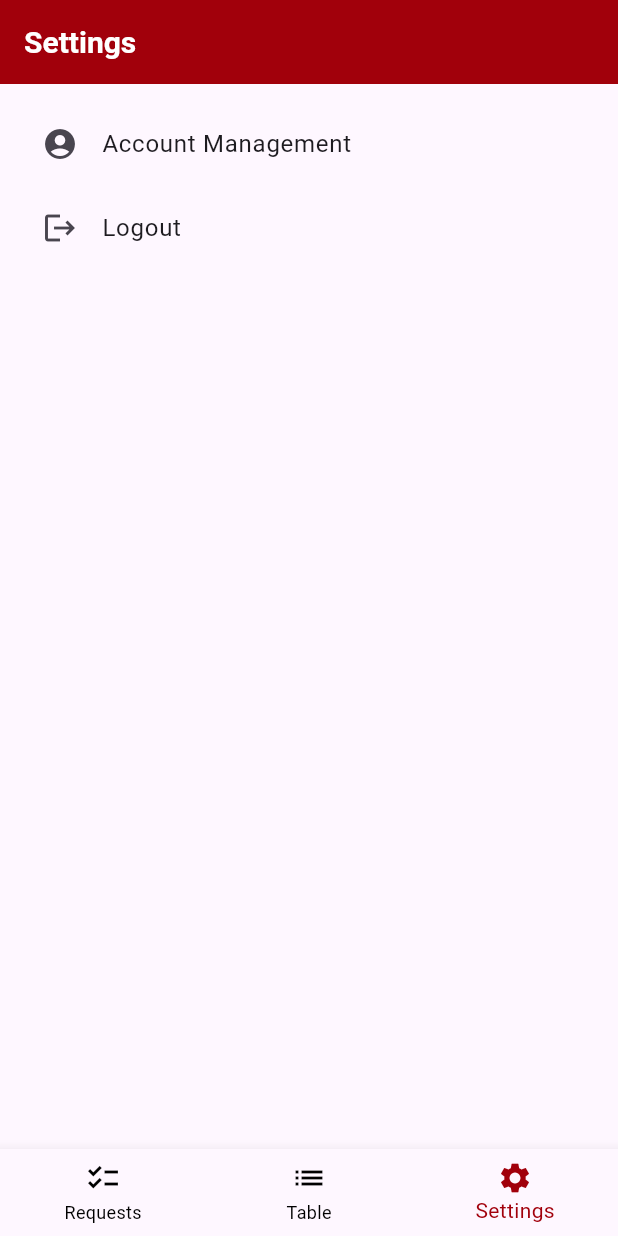
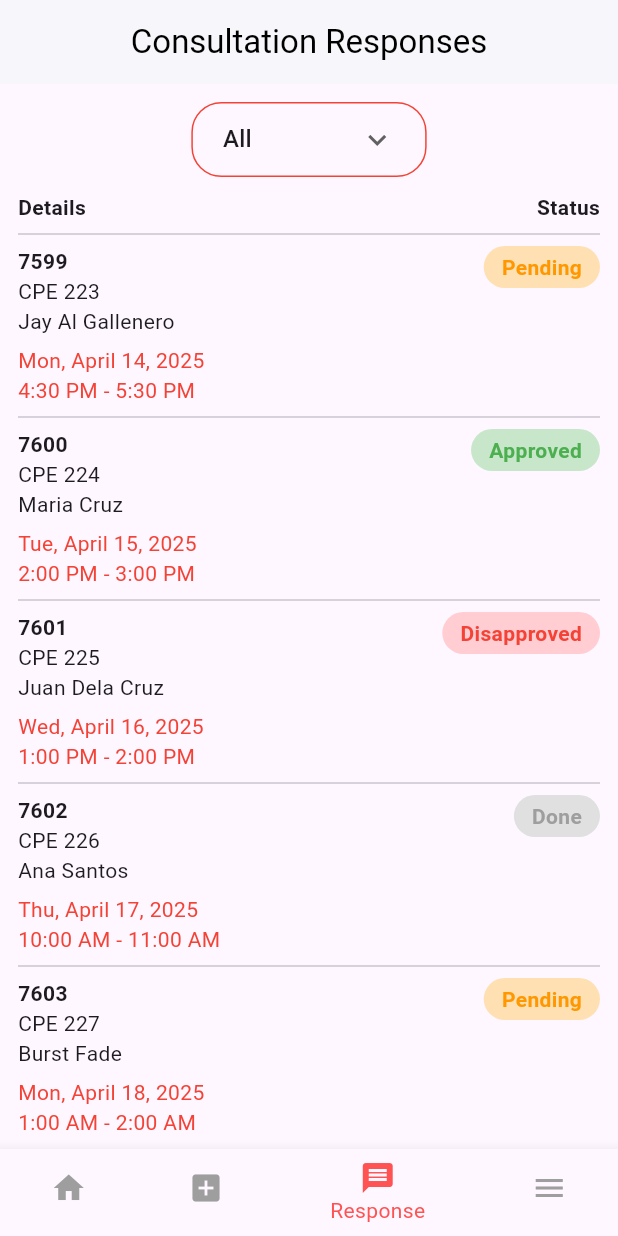
Before and after one commit to allenvincentt/UM-Consultation-App, a Flutter app: the screen it shows after launch, item 3 of the bottom bar chosen, on a phone screen of 412 x 824 dp. Run offline on Flutter 3.47's test engine with Material 3 defaults, Android fonts, the phone set to English and light mode, and no system bars.

Commit message:
gi han ay nako tanan kay gubot kaayo inyong gibuhat

```diff
--- /dev/null
+++ b/lib/viewmodels/student/student_main_viewmodel.dart
@@ -0,0 +1,22 @@
+import 'package:flutter/material.dart';
+
+import 'package:um_consultation_app/views/student/home_view.dart';
+import 'package:um_consultation_app/views/student/request_view.dart';
+import 'package:um_consultation_app/views/student/response_view.dart';
+import 'package:um_consultation_app/views/student/menu_view.dart';
+
+
+class MainViewModel{
+  int selectedIndex = 0;
+
+  final List<Widget> screens = [
+    HomeView(),
+    RequestView(),
+    ResponseView(),
+    MenuView()
+  ];
+
+  void updateIndex(int index) {
+    selectedIndex = index;
+  }
+}
--- a/lib/views/faculty_navigation.dart
+++ b/lib/views/faculty/faculty_main_view.dart
@@ -1,6 +1,6 @@
 import 'package:flutter/material.dart';
-import 'package:um_consultation_app/views/faculty.dart';
-import 'package:um_consultation_app/views/settings_view.dart';
+import 'package:um_consultation_app/views/faculty/request_view.dart';
+import 'package:um_consultation_app/views/student/menu_view.dart';
 
 class HomeScreen extends StatefulWidget {
   const HomeScreen({super.key});
@@ -17,7 +17,7 @@ class HomeScreenState extends State<HomeScreen> {
   final List<Widget> _screens = [
     FacultyView(),  // Requests Screen
     Container(),    // ayaw lng sa i click ang middle sa buttons or else mag crash ang app HAHAHAHAAHA
-    SettingsView(), // Settings Screen
+    MenuView(), // Settings Screen
   ];
 
   @override
--- a/lib/views/faculty.dart
+++ b/lib/views/faculty/request_view.dart
@@ -1,6 +1,5 @@
 import 'package:flutter/material.dart';
-import 'package:um_consultation_app/views/settings_view.dart';
-import '../viewmodels/faculty_viewmodel.dart';
+import 'package:um_consultation_app/views/student/menu_view.dart';
 
 class FacultyView extends StatefulWidget {
   const FacultyView({super.key});
--- a/lib/views/settings_view.dart
+++ b/lib/views/student/menu_view.dart
@@ -1,13 +1,13 @@
 import 'package:flutter/material.dart';
 
-class SettingsView extends StatefulWidget {
-  const SettingsView({super.key});
+class MenuView extends StatefulWidget {
+  const MenuView({super.key});
 
   @override
   SettingsViewState createState() => SettingsViewState();
 }
 
-class SettingsViewState extends State<SettingsView> {
+class SettingsViewState extends State<MenuView> {
   @override
   Widget build(BuildContext context) {
     return Scaffold(
--- a/lib/views/response_view.dart
+++ b/lib/views/student/response_view.dart
@@ -29,15 +29,15 @@ class Consultation {
   }
 }
 
-class ConsultationResponseView extends StatefulWidget {
-  const ConsultationResponseView({Key? key}) : super(key: key);
+class ResponseView extends StatefulWidget {
+  const ResponseView({Key? key}) : super(key: key);
 
   @override
   _ConsultationResponseViewState createState() =>
       _ConsultationResponseViewState();
 }
 
-class _ConsultationResponseViewState extends State<ConsultationResponseView> {
+class _ConsultationResponseViewState extends State<ResponseView> {
   String selectedStatus = 'All';
   final Map<String, Map<String, dynamic>> statusStyles = {
     'Pending': {
--- /dev/null
+++ b/lib/views/student/student_main_view.dart
@@ -0,0 +1,36 @@
+import 'package:flutter/material.dart';
+import 'package:um_consultation_app/viewmodels/student/student_main_viewmodel.dart';
+
+class StudentMainView extends StatefulWidget {
+  const StudentMainView({super.key});
+
+  @override
+  State<StudentMainView> createState() => _MainViewState();
+}
+
+class _MainViewState extends State<StudentMainView> {
+  final MainViewModel _mainViewModel = MainViewModel();
+
+  @override
+  Widget build(BuildContext context) {
+    return Scaffold(
+      body: _mainViewModel.screens[_mainViewModel.selectedIndex],
+      bottomNavigationBar: BottomNavigationBar(
+        items: const [
+          BottomNavigationBarItem(icon: Icon(Icons.home), label: 'Home'),
+          BottomNavigationBarItem(icon: Icon(Icons.add_box), label: 'Request'),
+          BottomNavigationBarItem(icon: Icon(Icons.message), label: 'Response'),
+          BottomNavigationBarItem(icon: Icon(Icons.menu), label: 'Menu'),
+        ],
+        currentIndex: _mainViewModel.selectedIndex,
+        selectedItemColor: Colors.redAccent,
+        unselectedItemColor: Colors.grey,
+        onTap: (index) {
+          setState(() {
+            _mainViewModel.updateIndex(index);
+          });
+        },
+      ),
+    );
+  }
+}
```
Also changed, not shown: lib/app.dart (added, +17 -0 lines), lib/main.dart (deleted, +0 -13 lines), lib/views/login_view.dart (+5 -5 lines), lib/views/menu_view.dart (deleted, +0 -25 lines), lib/views/student/consultation_request_view.dart (added, +92 -0 lines), lib/views/student/home_view.dart (renamed from lib/views/home_view.dart, +0 -11 lines), lib/views/student/request_view.dart (added, +116 -0 lines), pubspec.yaml (+9 -11 lines), lib/viewmodels/faculty_viewmodel.dart (deleted), 1 other file.
